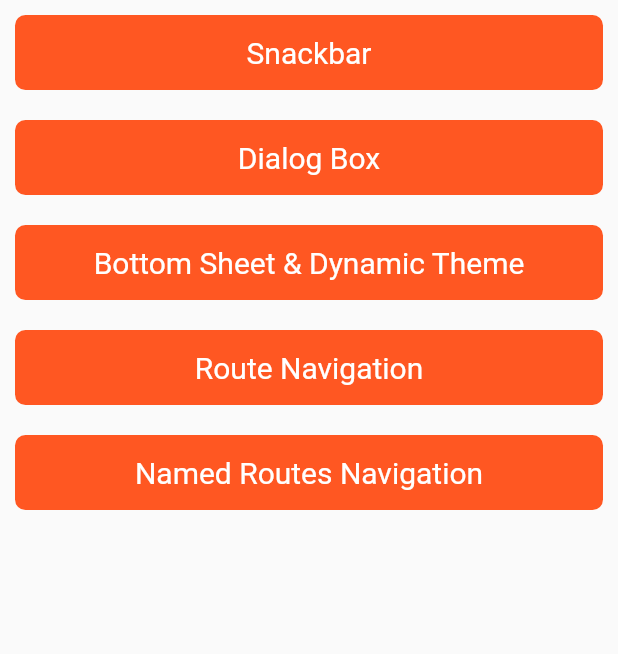
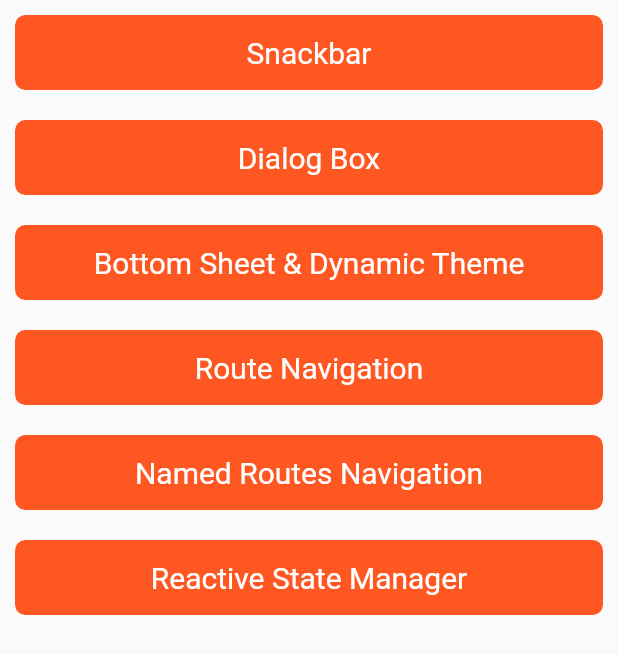
Before and after one commit to vedintech007/getX-beginner-to-advance-level, a Flutter app: the screen it shows after launch, on a phone screen of 412 x 824 dp. Shown: the top 654 px of the screen. Run offline on Flutter 3.47's test engine with Material 2 defaults, Android fonts, the phone set to English and light mode, and no system bars; our stand-ins replace get.

Commit message:
explored reactive state managing 1

```diff
--- a/lib/004-route-navigation/route_navigation.dart
+++ b/lib/004-route-navigation/route_navigation.dart
@@ -1,7 +1,6 @@
 import 'package:flutter/material.dart';
 import 'package:get/get.dart';
 import 'package:mastering_getx/004-route-navigation/pages/page1.dart';
-import 'package:mastering_getx/004-route-navigation/pages/page2.dart';
 import 'package:mastering_getx/components/custom_button.dart';
 
 class RouteNavigation extends StatelessWidget {
@@ -29,7 +28,7 @@ class RouteNavigation extends StatelessWidget {
 
         /* Go to next screen with some data */
         Get.to(
-          () => Page1(),
+          () => const Page1(),
           arguments: "// VED // ",
         );
       },
--- a/lib/005-named-route-navigation/pages/unknown_route_page.dart
+++ b/lib/005-named-route-navigation/pages/unknown_route_page.dart
@@ -1,6 +1,4 @@
 import 'package:flutter/material.dart';
-import 'package:flutter/src/widgets/container.dart';
-import 'package:flutter/src/widgets/framework.dart';
 
 class UnknownRoute extends StatelessWidget {
   const UnknownRoute({super.key});
--- /dev/null
+++ b/lib/006-reactive-state-manager/reactive_state_manager.dart
@@ -0,0 +1,18 @@
+import 'package:flutter/material.dart';
+import 'package:get/get.dart';
+import 'package:mastering_getx/006-reactive-state-manager/pages/managing_state.dart';
+import 'package:mastering_getx/components/custom_button.dart';
+
+class ReactiveStateManager extends StatelessWidget {
+  const ReactiveStateManager({super.key});
+
+  @override
+  Widget build(BuildContext context) {
+    return CustomButton(
+      btnText: "Reactive State Manager",
+      press: () {
+        Get.to(() => ReactiveStateManaging());
+      },
+    );
+  }
+}
--- a/lib/components/custom_button.dart
+++ b/lib/components/custom_button.dart
@@ -1,5 +1,6 @@
 import 'package:flutter/material.dart';
 
+// ignore: must_be_immutable
 class CustomButton extends StatelessWidget {
   CustomButton({
     Key? key,
--- a/lib/home_page/home_page.dart
+++ b/lib/home_page/home_page.dart
@@ -4,6 +4,7 @@ import 'package:mastering_getx/002-dialog/custom_dialog.dart';
 import 'package:mastering_getx/003-bottom-sheet-dynamic-theme/buttom_sheet_dynamic_theme.dart';
 import 'package:mastering_getx/004-route-navigation/route_navigation.dart';
 import 'package:mastering_getx/005-named-route-navigation/named_route_navigation.dart';
+import 'package:mastering_getx/006-reactive-state-manager/reactive_state_manager.dart';
 
 class HomePage extends StatelessWidget {
   const HomePage({super.key});
@@ -29,6 +30,9 @@ class HomePage extends StatelessWidget {
 
             // named route navigation
             NameRoutesNavigation(),
+
+            // reactive state management
+            ReactiveStateManager(),
           ],
         ),
       ),
```
Also changed, not shown: lib/004-route-navigation/pages/page1.dart (+5 -2 lines), lib/006-reactive-state-manager/pages/managing_state.dart (added, +63 -0 lines).
